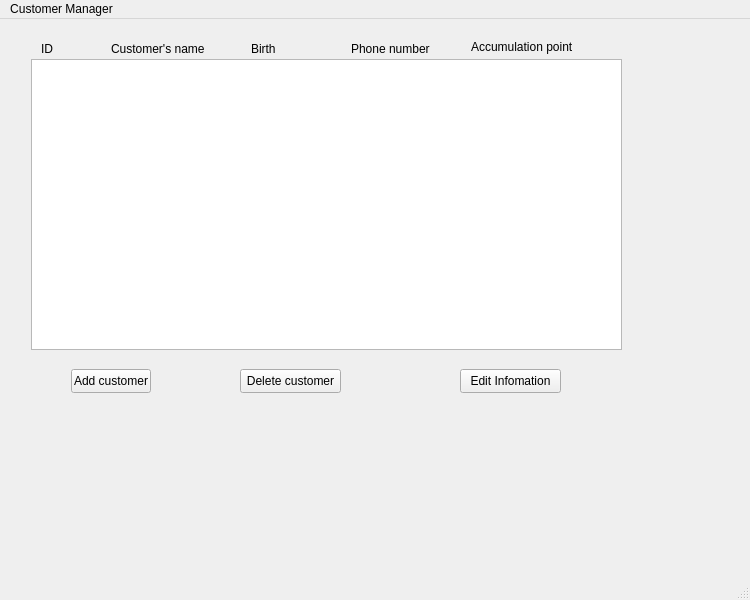
The window that Customer/myCustomer.ui (ngxx-fus/minisupermarket_management_proj) describes before a commit, drawn with Qt 5.
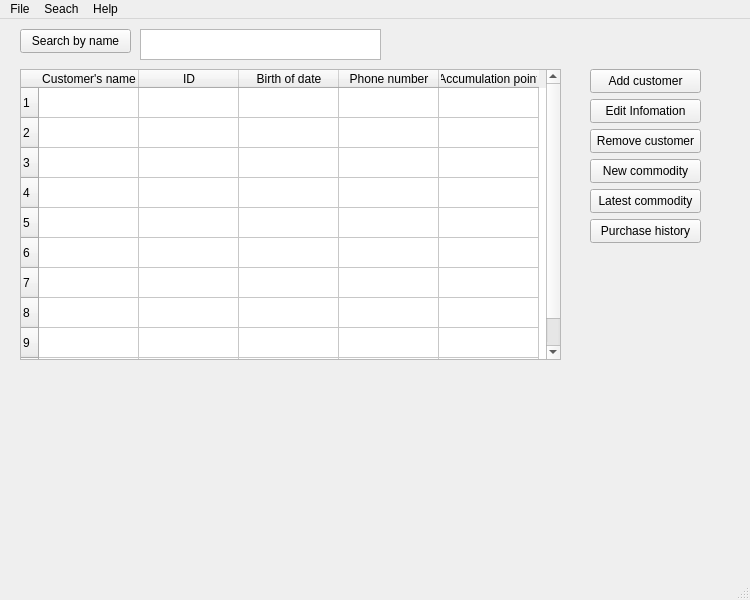
The same window after the commit.

The edit to the form file:
```diff
--- a/Customer/myCustomer.ui
+++ b/Customer/myCustomer.ui
@@ -14,87 +14,12 @@
    <string>Customers Management</string>
   </property>
   <widget class="QWidget" name="centralwidget">
-   <widget class="QListWidget" name="listWidget">
+   <widget class="QPushButton" name="addCustomer">
     <property name="geometry">
      <rect>
-      <x>31</x>
-      <y>40</y>
-      <width>591</width>
-      <height>291</height>
-     </rect>
-    </property>
-   </widget>
-   <widget class="QLabel" name="customer_name">
-    <property name="geometry">
-     <rect>
-      <x>111</x>
-      <y>20</y>
-      <width>151</width>
-      <height>20</height>
-     </rect>
-    </property>
-    <property name="text">
-     <string>Customer's name</string>
-    </property>
-   </widget>
-   <widget class="QLabel" name="customer_phoneNumber">
-    <property name="geometry">
-     <rect>
-      <x>351</x>
-      <y>20</y>
-      <width>91</width>
-      <height>20</height>
-     </rect>
-    </property>
-    <property name="text">
-     <string>Phone number</string>
-    </property>
-   </widget>
-   <widget class="QLabel" name="customer_ID">
-    <property name="geometry">
-     <rect>
-      <x>41</x>
-      <y>20</y>
-      <width>61</width>
-      <height>20</height>
-     </rect>
-    </property>
-    <property name="text">
-     <string>ID</string>
-    </property>
-   </widget>
-   <widget class="QLabel" name="customer_point">
-    <property name="geometry">
-     <rect>
-      <x>471</x>
-      <y>20</y>
-      <width>121</width>
-      <height>16</height>
-     </rect>
-    </property>
-    <property name="text">
-     <string>Accumulation point</string>
-    </property>
-   </widget>
-   <widget class="QLabel" name="customer_BOD">
-    <property name="geometry">
-     <rect>
-      <x>251</x>
-      <y>20</y>
-      <width>91</width>
-      <height>20</height>
-     </rect>
-    </property>
-    <property name="text">
-     <string>Birth</string>
-    </property>
-   </widget>
-   <widget class="QPushButton" name="pushButton">
-    <property name="geometry">
-     <rect>
-      <x>71</x>
-      <y>350</y>
-      <width>80</width>
+      <x>590</x>
+      <y>50</y>
+      <width>111</width>
       <height>24</height>
      </rect>
     </property>
@@ -105,22 +30,22 @@
    <widget class="QPushButton" name="pushButton_2">
     <property name="geometry">
      <rect>
-      <x>240</x>
-      <y>350</y>
-      <width>101</width>
+      <x>590</x>
+      <y>110</y>
+      <width>111</width>
       <height>24</height>
      </rect>
     </property>
     <property name="text">
-     <string>Delete customer</string>
+     <string>Remove customer</string>
     </property>
    </widget>
    <widget class="QPushButton" name="pushButton_3">
     <property name="geometry">
      <rect>
-      <x>460</x>
-      <y>350</y>
-      <width>101</width>
+      <x>590</x>
+      <y>80</y>
+      <width>111</width>
       <height>24</height>
      </rect>
     </property>
@@ -128,6 +53,159 @@
      <string>Edit Infomation</string>
     </property>
    </widget>
+   <widget class="QTableWidget" name="tableWidget">
+    <property name="geometry">
+     <rect>
+      <x>20</x>
+      <y>50</y>
+      <width>541</width>
+      <height>291</height>
+     </rect>
+    </property>
+    <property name="minimumSize">
+     <size>
+      <width>541</width>
+      <height>0</height>
+     </size>
+    </property>
+    <row>
+     <property name="text">
+      <string>1</string>
+     </property>
+    </row>
+    <row>
+     <property name="text">
+      <string>2</string>
+     </property>
+    </row>
+    <row>
+     <property name="text">
+      <string>3</string>
+     </property>
+    </row>
+    <row>
+     <property name="text">
+      <string>4</string>
+     </property>
+    </row>
+    <row>
+     <property name="text">
+      <string>5</string>
+     </property>
+    </row>
+    <row>
+     <property name="text">
+      <string>6</string>
+     </property>
+    </row>
+    <row>
+     <property name="text">
+      <string>7</string>
+     </property>
+    </row>
+    <row>
+     <property name="text">
+      <string>8</string>
+     </property>
+    </row>
+    <row>
+     <property name="text">
+      <string>9</string>
+     </property>
+    </row>
+    <row>
+     <property name="text">
+      <string>10</string>
+     </property>
+    </row>
+    <column>
+     <property name="text">
+      <string>Customer's name</string>
+     </property>
+    </column>
+    <column>
+     <property name="text">
+      <string>ID</string>
+     </property>
+    </column>
+    <column>
+     <property name="text">
+      <string>Birth of date</string>
+     </property>
+    </column>
+    <column>
+     <property name="text">
+      <string>Phone number</string>
+     </property>
+    </column>
+    <column>
+     <property name="text">
+      <string>Accumulation point</string>
+     </property>
+    </column>
+   </widget>
+   <widget class="QPushButton" name="addPoint_3">
+    <property name="geometry">
+     <rect>
+      <x>590</x>
+      <y>170</y>
+      <width>111</width>
+      <height>24</height>
+     </rect>
+    </property>
+    <property name="text">
+     <string>Latest commodity</string>
+    </property>
+   </widget>
+   <widget class="QPushButton" name="addPoint_4">
+    <property name="geometry">
+     <rect>
+      <x>590</x>
+      <y>200</y>
+      <width>111</width>
+      <height>24</height>
+     </rect>
+    </property>
+    <property name="text">
+     <string>Purchase history</string>
+    </property>
+   </widget>
+   <widget class="QPushButton" name="addPoint_5">
+    <property name="geometry">
+     <rect>
+      <x>590</x>
+      <y>140</y>
+      <width>111</width>
+      <height>24</height>
+     </rect>
+    </property>
+    <property name="text">
+     <string>New commodity</string>
+    </property>
+   </widget>
+   <widget class="QPushButton" name="addCustomer_2">
+    <property name="geometry">
+     <rect>
+      <x>20</x>
+      <y>10</y>
+      <width>111</width>
+      <height>24</height>
+     </rect>
+    </property>
+    <property name="text">
+     <string>Search by name</string>
+    </property>
+   </widget>
+   <widget class="QTextEdit" name="textEdit">
+    <property name="geometry">
+     <rect>
+      <x>140</x>
+      <y>10</y>
+      <width>241</width>
+      <height>31</height>
+     </rect>
+    </property>
+   </widget>
   </widget>
   <widget class="QMenuBar" name="menubar">
    <property name="geometry">
@@ -140,10 +218,31 @@
    </property>
    <widget class="QMenu" name="menuCusManager">
     <property name="title">
-     <string>Customer Manager</string>
+     <string>File</string>
     </property>
+    <addaction name="actionSave_season"/>
+    <addaction name="actionExport_season"/>
+    <addaction name="actionImport_season"/>
+   </widget>
+   <widget class="QMenu" name="menuSeach">
+    <property name="title">
+     <string>Seach</string>
+    </property>
+    <addaction name="separator"/>
+    <addaction name="actionSearch_by_customer_s_nam"/>
+    <addaction name="actionSearch_by_phone_number"/>
+    <addaction name="actionSearch_by_ID"/>
+    <addaction name="actionSearch_by_Birth_of_Date"/>
+   </widget>
+   <widget class="QMenu" name="menuHelp">
+    <property name="title">
+     <string>Help</string>
+    </property>
+    <addaction name="actionContact_information"/>
    </widget>
    <addaction name="menuCusManager"/>
+   <addaction name="menuSeach"/>
+   <addaction name="menuHelp"/>
   </widget>
   <widget class="QStatusBar" name="statusbar"/>
  </widget>
```
Left out of the diff: 44 changed lines with no effect on the pictures.
